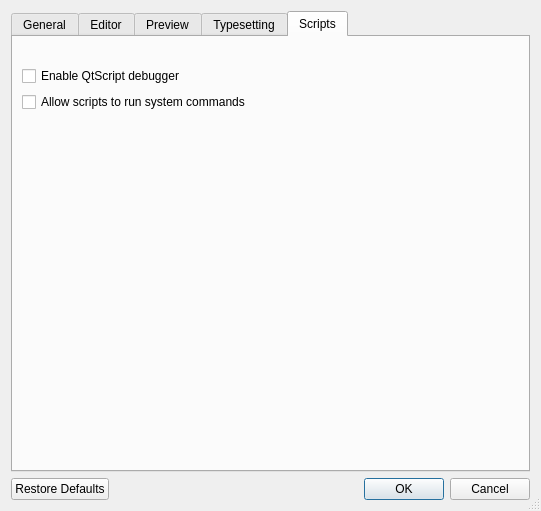
This is src/PrefsDialog.ui in Sharpie/TeXworks as Qt 5 draws it before an edit. The edited form follows.
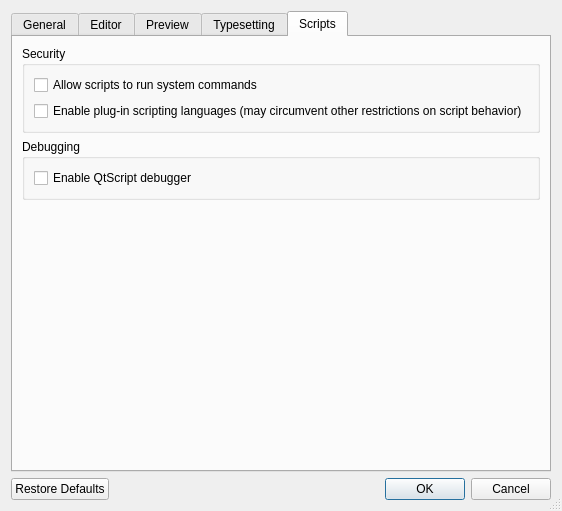
This is the edited form. The open tabs and pages were chosen to show the change. Icons and pictures are not drawn.

Commit message: Add option to enable/disable scripting plugins for security reasons (disabled by default)

Patch:
```diff
--- a/src/PrefsDialog.ui
+++ b/src/PrefsDialog.ui
@@ -876,33 +876,42 @@
       </attribute>
       <layout class="QVBoxLayout">
        <item>
-        <spacer>
-         <property name="orientation">
-          <enum>Qt::Vertical</enum>
+        <widget class="QGroupBox" name="groupBox_9">
+         <property name="title">
+          <string>Security</string>
          </property>
-         <property name="sizeType">
-          <enum>QSizePolicy::Fixed</enum>
-         </property>
-         <property name="sizeHint" stdset="0">
-          <size>
-           <width>10</width>
-           <height>20</height>
-          </size>
-         </property>
-        </spacer>
-       </item>
-       <item>
-        <widget class="QCheckBox" name="scriptDebugger">
-         <property name="text">
-          <string>Enable QtScript debugger</string>
-         </property>
+         <layout class="QVBoxLayout" name="verticalLayout">
+          <item>
+           <widget class="QCheckBox" name="allowSystemCommands">
+            <property name="text">
+             <string>Allow scripts to run system commands</string>
+            </property>
+           </widget>
+          </item>
+          <item>
+           <widget class="QCheckBox" name="enableScriptingPlugins">
+            <property name="text">
+             <string>Enable plug-in scripting languages (may circumvent other restrictions on script behavior)</string>
+            </property>
+           </widget>
+          </item>
+         </layout>
         </widget>
        </item>
        <item>
-        <widget class="QCheckBox" name="allowSystemCommands">
-         <property name="text">
-          <string>Allow scripts to run system commands</string>
+        <widget class="QGroupBox" name="groupBox_10">
+         <property name="title">
+          <string>Debugging</string>
          </property>
+         <layout class="QVBoxLayout" name="verticalLayout_2">
+          <item>
+           <widget class="QCheckBox" name="scriptDebugger">
+            <property name="text">
+             <string>Enable QtScript debugger</string>
+            </property>
+           </widget>
+          </item>
+         </layout>
         </widget>
        </item>
        <item>
```
Left out of the diff: 2 changed lines with no effect on the pictures. The commit also changes 10 other files.
